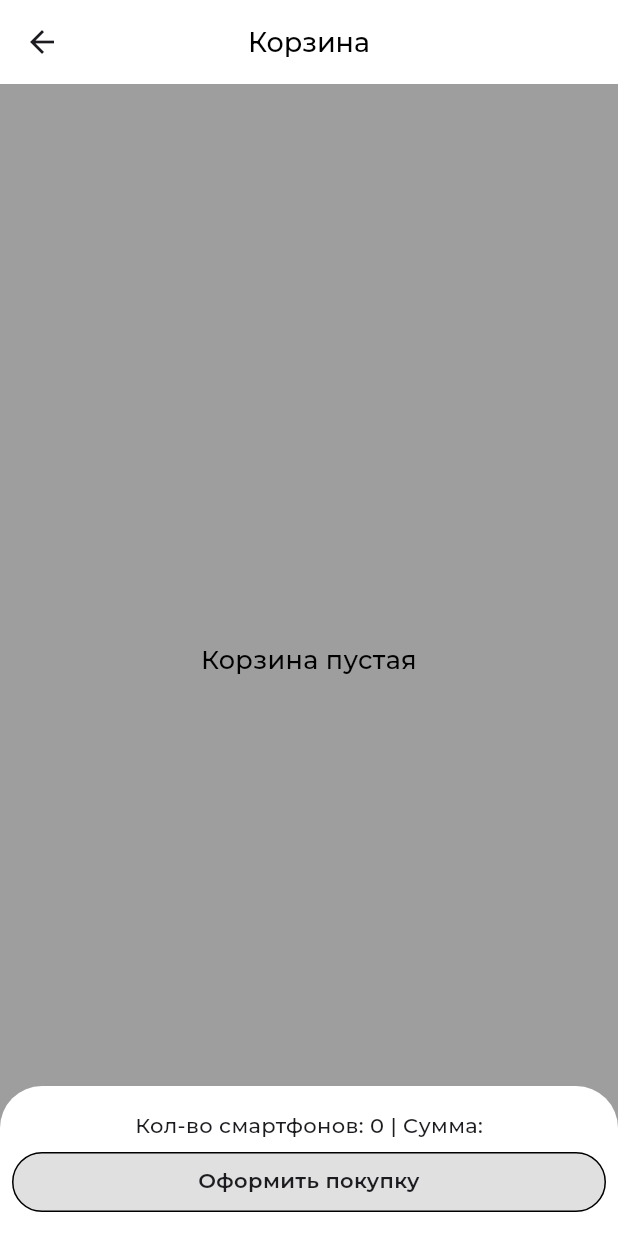
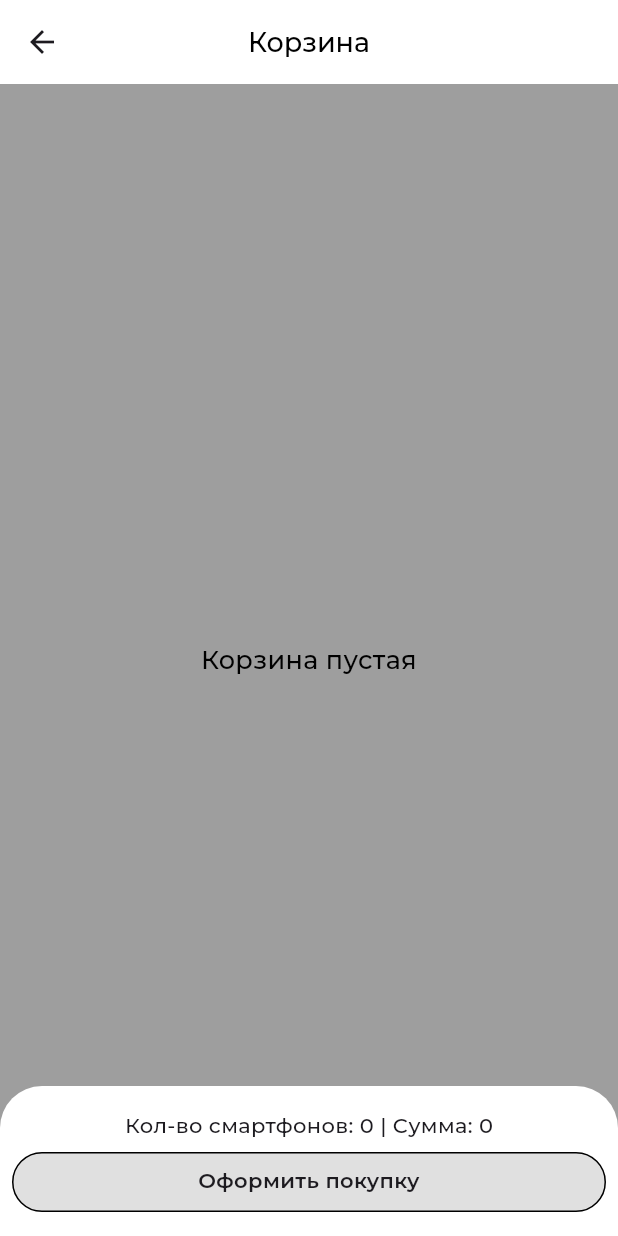
Before and after one commit to hiluk/my-first-project, a Flutter app: the screen it shows after launch, after a tap on the "shopping cart" icon, on a phone screen of 412 x 824 dp. Run offline on Flutter 3.47's test engine with Material 3 defaults, Android fonts, the phone set to English and light mode, and no system bars; our stand-ins replace flutter_slidable; project files that could hold a hidden picture were left out.

Commit message:
add_validation_on_textfield

```diff
--- a/lib/pages/basket.dart
+++ b/lib/pages/basket.dart
@@ -1,4 +1,5 @@
 import 'package:flutter/material.dart';
+import 'package:intl/intl.dart' as intl;
 import 'package:technical_dz/models/smartphones_model.dart';
 
 class BasketPage extends StatefulWidget {
@@ -11,6 +12,7 @@ class BasketPage extends StatefulWidget {
 }
 
 class _BasketPageState extends State<BasketPage> {
+  final formatter = intl.NumberFormat.decimalPattern();
   AppBar appBar() {
     return AppBar(
       title: const Text(
@@ -38,7 +40,7 @@ class _BasketPageState extends State<BasketPage> {
             mainAxisAlignment: MainAxisAlignment.spaceEvenly,
             children: [
               Text(
-                  'Кол-во смартфонов: ${widget.basketSmartphones.length} | Cумма:'),
+                  'Кол-во смартфонов: ${widget.basketSmartphones.length} | Cумма: ${_getSum()}'),
               InkWell(
                 borderRadius: BorderRadius.circular(24),
                 onTap: () {
@@ -142,7 +144,7 @@ class _BasketPageState extends State<BasketPage> {
                             ),
                           ),
                           Text(
-                            '${widget.basketSmartphones[index].price.toString()} ₽',
+                            '${formatter.format(widget.basketSmartphones[index].price)} ₽',
                             style: const TextStyle(
                               fontWeight: FontWeight.w700,
                               fontSize: 22,
@@ -160,17 +162,6 @@ class _BasketPageState extends State<BasketPage> {
       ),
     );
   }
-
-  // int _getSum() {
-  //   int sum = 0;
-  //   if (widget.basketSmartphones.isEmpty) {
-  //     sum = 0;
-  //   } else {
-  //     for () {
-
-  //     }
-  //   }
-  // }
 
   Widget _buildScreen() {
     if (widget.basketSmartphones.isEmpty) {
@@ -216,4 +207,18 @@ class _BasketPageState extends State<BasketPage> {
       return alert;
     }
   }
+
+  String _getSum() {
+    int sum = 0;
+
+    if (widget.basketSmartphones.isEmpty) {
+      return formatter.format(sum);
+    } else {
+      for (int i = 0; i < widget.basketSmartphones.length; i++) {
+        sum += widget.basketSmartphones[i].price;
+      }
+    }
+
+    return formatter.format(sum);
+  }
 }
--- a/lib/pages/home.dart
+++ b/lib/pages/home.dart
@@ -1,5 +1,6 @@
 import 'package:flutter/material.dart';
 import 'package:flutter_slidable/flutter_slidable.dart';
+import 'package:intl/intl.dart' as intl;
 import 'package:technical_dz/models/smartphones_model.dart';
 import 'package:technical_dz/pages/basket.dart';
 import 'package:technical_dz/pages/card.dart';
@@ -15,12 +16,14 @@ class HomePage extends StatefulWidget {
 class _HomePageState extends State<HomePage>
     with SingleTickerProviderStateMixin {
   final searchController = TextEditingController();
+  bool _validate = false;
   late AnimationController _animationController;
   bool isGrid = true;
   List<SmartphoneModel> smartphones = [];
   List<SmartphoneModel> filteredSmartphones = [];
   List<SmartphoneModel> favoriteSmartphones = [];
   List<SmartphoneModel> basketSmartphones = [];
+  final formatter = intl.NumberFormat.decimalPattern();
 
   AppBar appBar() {
     return AppBar(
@@ -217,7 +220,7 @@ class _HomePageState extends State<HomePage>
                     ),
                   ),
                   Text(
-                    '${filteredSmartphones[index].price.toString()} ₽',
+                    '${formatter.format(filteredSmartphones[index].price)} ₽',
                     style: const TextStyle(
                       fontWeight: FontWeight.w700,
                       fontSize: 30,
@@ -411,7 +414,7 @@ class _HomePageState extends State<HomePage>
                               ),
                             ),
                             Text(
-                              '${filteredSmartphones[index].price} ₽',
+                              '${formatter.format(filteredSmartphones[index].price)} ₽',
                               style: const TextStyle(
                                 fontWeight: FontWeight.w700,
                                 fontSize: 22,
@@ -447,18 +450,25 @@ class _HomePageState extends State<HomePage>
   Container _searchField() {
     return Container(
       padding: const EdgeInsets.all(10),
-      height: 70,
       decoration: const BoxDecoration(
         color: Colors.white,
       ),
       child: TextField(
-        onChanged: filterCards,
         textAlignVertical: TextAlignVertical.center,
         decoration: InputDecoration(
+          errorText: _validate ? 'Поле не может быть пустым' : null,
+          enabledBorder: OutlineInputBorder(
+            borderRadius: BorderRadius.circular(24),
+          ),
           hintText: 'Поиск',
           hintStyle: const TextStyle(fontSize: 14),
           suffixIcon: IconButton(
             onPressed: () {
+              setState(() {
+                searchController.text.isEmpty
+                    ? _validate = true
+                    : _validate = false;
+              });
               filterCards(searchController.text);
             },
             icon: const Icon(Icons.search),
--- a/pubspec.yaml
+++ b/pubspec.yaml
@@ -43,6 +43,7 @@ dependencies:
   json_annotation: ^4.8.1
   dio: ^5.4.0
   flutter_riverpod: ^2.4.9
+  intl: ^0.17.0
 
 dev_dependencies:
   flutter_test:
```
Also changed, not shown: pubspec.lock.
